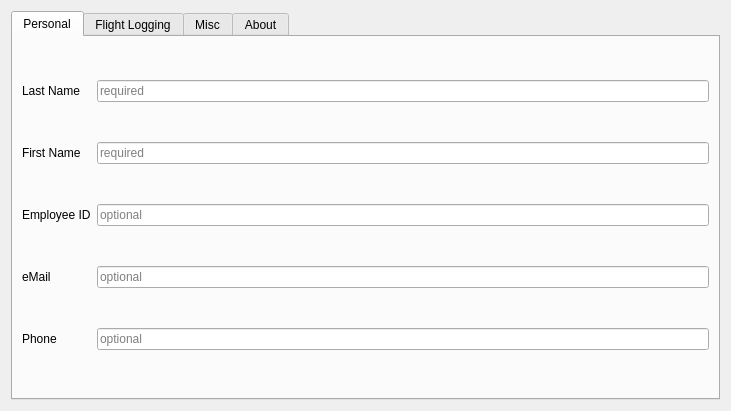
Before: the Qt Designer form src/gui/widgets/settingswidget.ui in fiffty-50/openPilotLog, drawn with Qt 5.
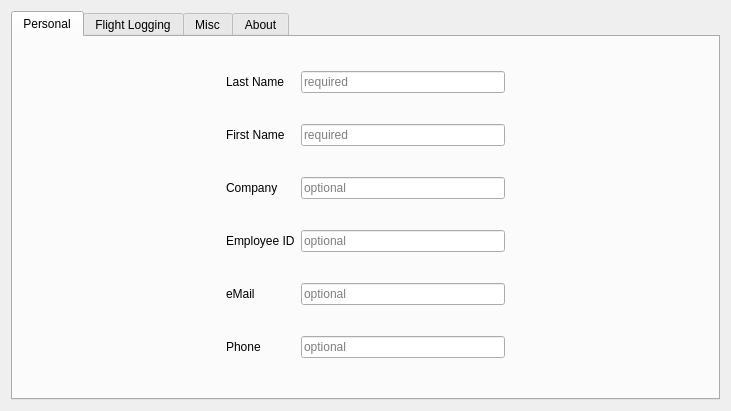
After: the same form once the commit is applied. The open tabs and pages were chosen to show the change.

Commit message: added Validators and update mechanism for user data in settings widget

```diff
--- a/src/gui/widgets/settingswidget.ui
+++ b/src/gui/widgets/settingswidget.ui
@@ -14,7 +14,7 @@
    <string>Form</string>
   </property>
   <layout class="QGridLayout" name="gridLayout_2">
-   <item row="0" column="0">
+   <item row="0" column="1">
     <widget class="QTabWidget" name="tabWidget">
      <property name="currentIndex">
       <number>2</number>
@@ -24,65 +24,71 @@
        <string>Personal</string>
       </attribute>
       <layout class="QGridLayout" name="gridLayout">
-       <item row="4" column="1">
-        <widget class="QLineEdit" name="phoneLineEdit">
-         <property name="maxLength">
-          <number>40</number>
-         </property>
-         <property name="placeholderText">
-          <string>optional</string>
-         </property>
-        </widget>
-       </item>
        <item row="0" column="1">
-        <widget class="QLineEdit" name="piclastnameLineEdit">
-         <property name="maxLength">
-          <number>40</number>
-         </property>
-         <property name="placeholderText">
-          <string>required</string>
-         </property>
-        </widget>
-       </item>
-       <item row="3" column="0">
-        <widget class="QLabel" name="emailLabel">
-         <property name="text">
-          <string>eMail</string>
-         </property>
-        </widget>
-       </item>
-       <item row="4" column="0">
-        <widget class="QLabel" name="phoneLabel">
-         <property name="text">
-          <string>Phone</string>
-         </property>
-        </widget>
-       </item>
-       <item row="0" column="0">
         <widget class="QLabel" name="lastNameLabel">
          <property name="text">
           <string>Last Name</string>
          </property>
         </widget>
        </item>
-       <item row="2" column="0">
+       <item row="0" column="2">
+        <widget class="QLineEdit" name="piclastnameLineEdit">
+         <property name="maxLength">
+          <number>40</number>
+         </property>
+         <property name="placeholderText">
+          <string>required</string>
+         </property>
+        </widget>
+       </item>
+       <item row="1" column="1">
+        <widget class="QLabel" name="firstNameLabel">
+         <property name="text">
+          <string>First Name</string>
+         </property>
+        </widget>
+       </item>
+       <item row="1" column="2">
+        <widget class="QLineEdit" name="picfirstnameLineEdit">
+         <property name="maxLength">
+          <number>40</number>
+         </property>
+         <property name="placeholderText">
+          <string>required</string>
+         </property>
+        </widget>
+       </item>
+       <item row="2" column="1">
+        <widget class="QLabel" name="companyLabel">
+         <property name="text">
+          <string>Company</string>
+         </property>
+        </widget>
+       </item>
+       <item row="2" column="2">
+        <widget class="QLineEdit" name="companyLineEdit">
+         <property name="focusPolicy">
+          <enum>Qt::StrongFocus</enum>
+         </property>
+         <property name="text">
+          <string/>
+         </property>
+         <property name="maxLength">
+          <number>40</number>
+         </property>
+         <property name="placeholderText">
+          <string>optional</string>
+         </property>
+        </widget>
+       </item>
+       <item row="3" column="1">
         <widget class="QLabel" name="employeeLabel">
          <property name="text">
           <string>Employee ID</string>
          </property>
         </widget>
        </item>
-       <item row="1" column="1">
-        <widget class="QLineEdit" name="picfirstnameLineEdit">
-         <property name="maxLength">
-          <number>40</number>
-         </property>
-         <property name="placeholderText">
-          <string>required</string>
-         </property>
-        </widget>
-       </item>
-       <item row="2" column="1">
+       <item row="3" column="2">
         <widget class="QLineEdit" name="employeeidLineEdit">
          <property name="focusPolicy">
           <enum>Qt::StrongFocus</enum>
@@ -98,14 +104,14 @@
          </property>
         </widget>
        </item>
-       <item row="1" column="0">
-        <widget class="QLabel" name="firstNameLabel">
+       <item row="4" column="1">
+        <widget class="QLabel" name="emailLabel">
          <property name="text">
-          <string>First Name</string>
+          <string>eMail</string>
          </property>
         </widget>
        </item>
-       <item row="3" column="1">
+       <item row="4" column="2">
         <widget class="QLineEdit" name="emailLineEdit">
          <property name="maxLength">
           <number>40</number>
@@ -115,6 +121,49 @@
          </property>
         </widget>
        </item>
+       <item row="5" column="0">
+        <spacer name="horizontalSpacer_5">
+         <property name="orientation">
+          <enum>Qt::Horizontal</enum>
+         </property>
+         <property name="sizeHint" stdset="0">
+          <size>
+           <width>191</width>
+           <height>20</height>
+          </size>
+         </property>
+        </spacer>
+       </item>
+       <item row="5" column="1">
+        <widget class="QLabel" name="phoneLabel">
+         <property name="text">
+          <string>Phone</string>
+         </property>
+        </widget>
+       </item>
+       <item row="5" column="2">
+        <widget class="QLineEdit" name="phoneLineEdit">
+         <property name="maxLength">
+          <number>40</number>
+         </property>
+         <property name="placeholderText">
+          <string>optional</string>
+         </property>
+        </widget>
+       </item>
+       <item row="5" column="3">
+        <spacer name="horizontalSpacer_6">
+         <property name="orientation">
+          <enum>Qt::Horizontal</enum>
+         </property>
+         <property name="sizeHint" stdset="0">
+          <size>
+           <width>191</width>
+           <height>20</height>
+          </size>
+         </property>
+        </spacer>
+       </item>
       </layout>
      </widget>
      <widget class="QWidget" name="flightLoggingTab">
```
Left out of the diff: 179 changed lines with no effect on the pictures. The commit also changes 4 other files.
